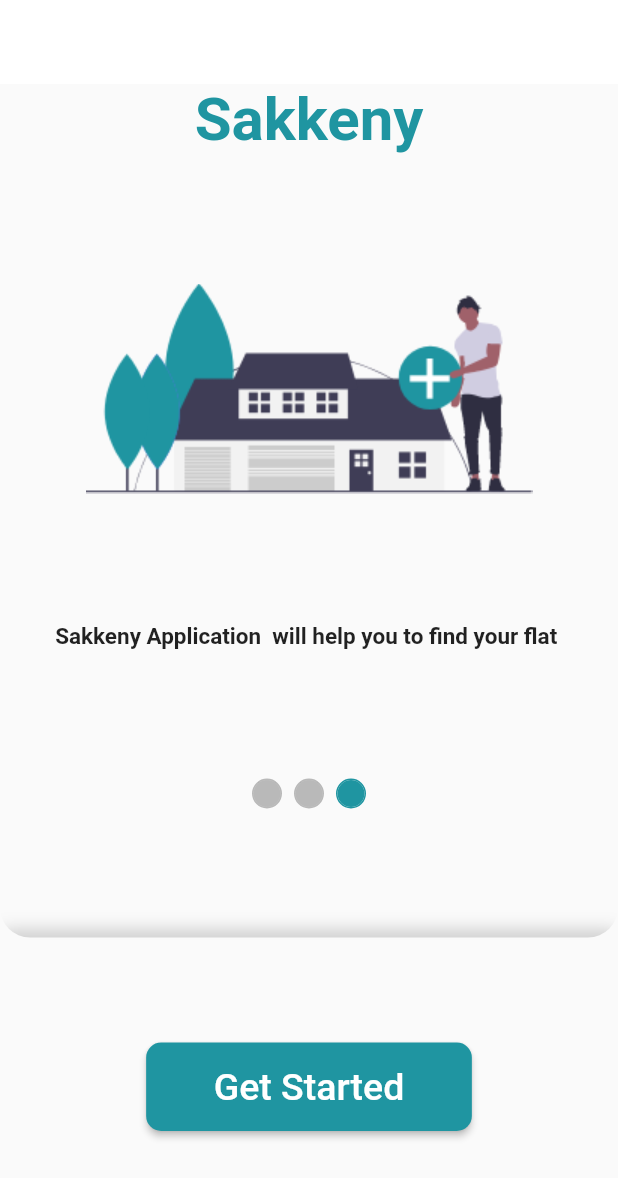
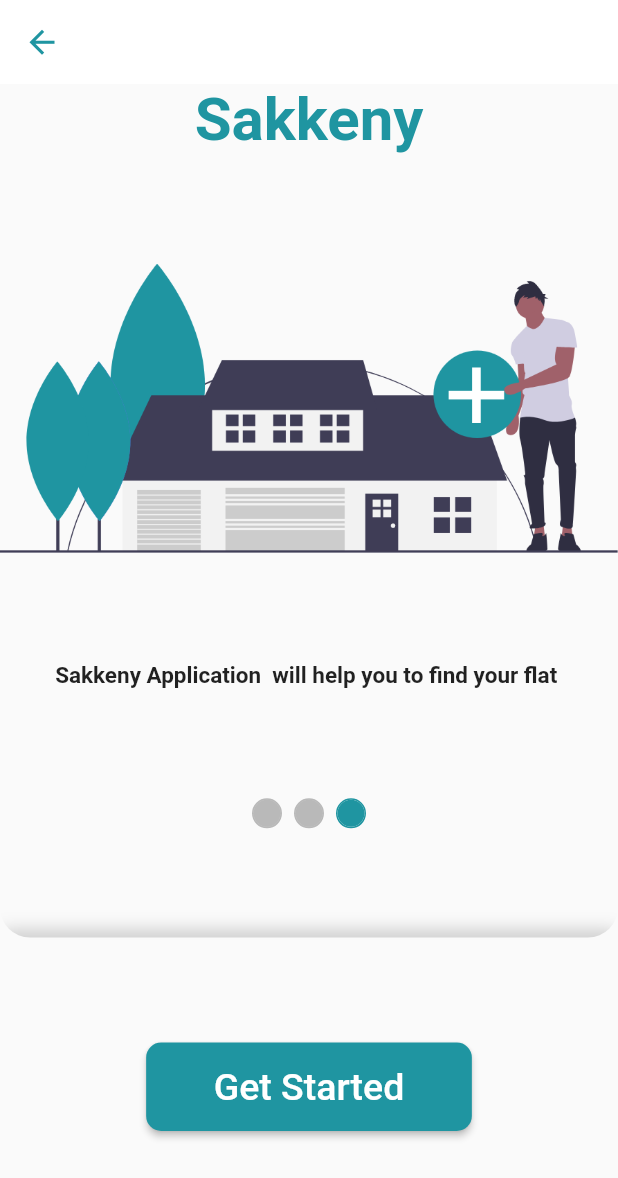
Before and after one commit to LotFee/Gradiuation_Project, a Flutter app: the screen it shows after launch, after a tap on the "arrow forward" icon, after a tap on the "arrow back" icon, after a tap on "Skip", on a phone screen of 412 x 824 dp. Shown: the top 1178 px of the screen. Run offline on Flutter 3.47's test engine with Material 2 defaults, Android fonts, the phone set to English and light mode, and no system bars; our stand-ins replace animated_text_kit.

Commit message:
photos updated

```diff
--- a/lib/screens/Stepers/Steper2_screen.dart
+++ b/lib/screens/Stepers/Steper2_screen.dart
@@ -22,7 +22,7 @@
       body: Column(
         mainAxisAlignment: MainAxisAlignment.spaceEvenly,
         children: [
-          HalfStep( "images/steper_3.png" ,2),
+          HalfStep( "images/stepper2.png" ,2),
 
           Padding(
             padding: const EdgeInsets.all(28.0),
--- a/lib/screens/Stepers/steper1_screen.dart
+++ b/lib/screens/Stepers/steper1_screen.dart
@@ -24,7 +24,7 @@
       body: Column(
         mainAxisAlignment: MainAxisAlignment.spaceEvenly,
         children: [
-          HalfStep("images/steper_1.png" , 1),
+          HalfStep("images/stepper1.png" , 1),
           Padding(
             padding: const EdgeInsets.all(28.0),
             child: Row(
--- a/lib/screens/Stepers/steper3_screen.dart
+++ b/lib/screens/Stepers/steper3_screen.dart
@@ -19,15 +19,20 @@
         elevation: 0,
         backgroundColor: Colors.white,
         backwardsCompatibility: false,
-        automaticallyImplyLeading: false,
-        systemOverlayStyle: SystemUiOverlayStyle(statusBarColor:Color(0xff1f95a1) ),
+       // automaticallyImplyLeading: false,
+        leading: IconButton(icon: Icon(Icons.arrow_back_sharp,size: 25,) , onPressed: (){
+          Navigator.pushReplacement(context,PageRouteBuilder(
+            pageBuilder: (context, animation1, animation2) => Steper2(),
+            transitionDuration: Duration.zero,
+          ),);
+        }, color:Color(0xff1f95a1) , ),
+       systemOverlayStyle: SystemUiOverlayStyle(statusBarColor:Color(0xff1f95a1) ),
       ),
       //appBar: AppBar(title: Text('ss'),),
       body: Column(
         mainAxisAlignment: MainAxisAlignment.spaceEvenly,
         children: [
-          HalfStep( "images/steper_2.png" ,3),
-
+          HalfStep( "images/stepper3.png" ,3),
           Padding(
             padding: const EdgeInsets.all(70.0),
             child: Row(
--- a/lib/screens/start_screen.dart
+++ b/lib/screens/start_screen.dart
@@ -13,7 +13,7 @@
           Padding(
             padding: EdgeInsets.only(top: 50),
             child: Image.asset(
-              'images/start.png',
+              'images/startScreen.png',
               fit: BoxFit.cover,
             ),
           ),
--- a/lib/screens/welcome_screen.dart
+++ b/lib/screens/welcome_screen.dart
@@ -20,7 +20,7 @@
   void initState() {
     super.initState();
     controller = AnimationController(
-      duration: Duration(seconds: 2),
+      duration: Duration(seconds: 3),
       vsync: this,
       upperBound: 70,
     );
@@ -58,7 +58,7 @@
                 Hero(
                   tag: 'logo',
                   child: Container(
-                    child: Image.asset('images/logo.PNG'),
+                    child: Image.asset('images/logoo.png',width: 150 , height: 150,),
                   ),
                 ),
                 SizedBox(height:20,),
--- a/pubspec.yaml
+++ b/pubspec.yaml
@@ -48,8 +48,10 @@
   # To add assets to your application, add an assets section, like this:
    assets:
      - images/
-     - images/steper_2.png
-     - images/steper_3.png
+     - images/logoo.png
+     - images/stepper2.png
+     - images/stepper3.png
+     - images/startScreen.png
 
 
 
```
Also changed, not shown: images/logo.PNG (deleted), images/logoo.png (added), images/start.png (deleted), images/startScreen.png (added), images/steper_1.png (deleted), images/steper_2.png (deleted), images/steper_3.png (deleted), images/stepper1.png (added), images/stepper2.png (added), images/stepper3.png (added), pubspec.lock.
